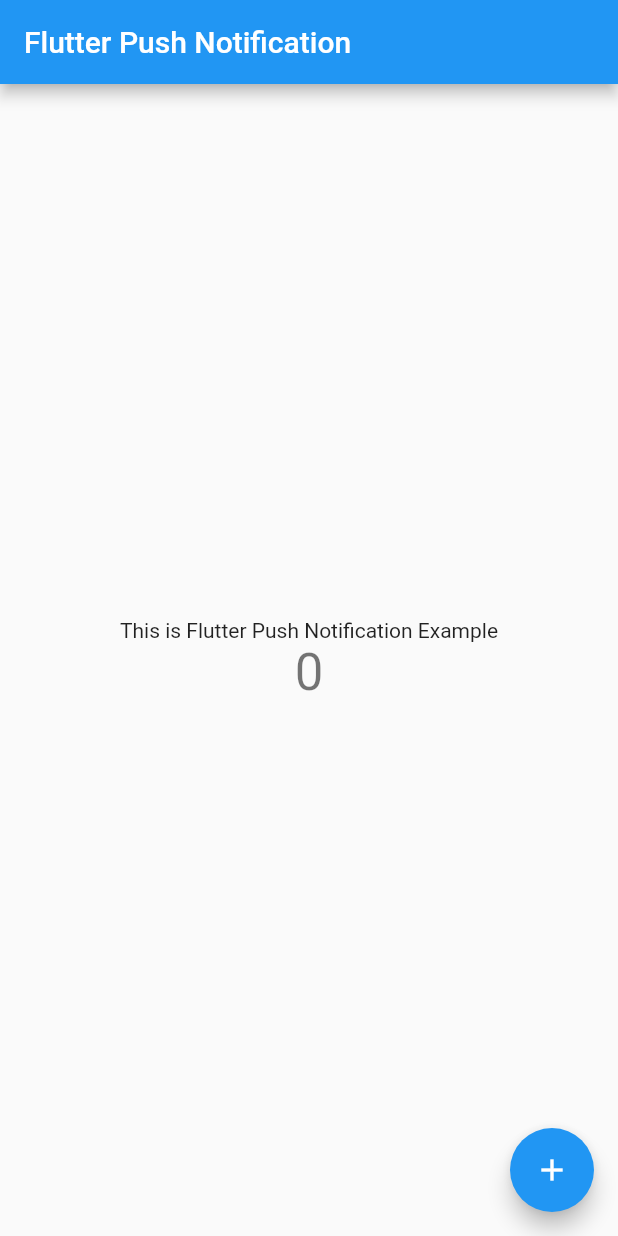
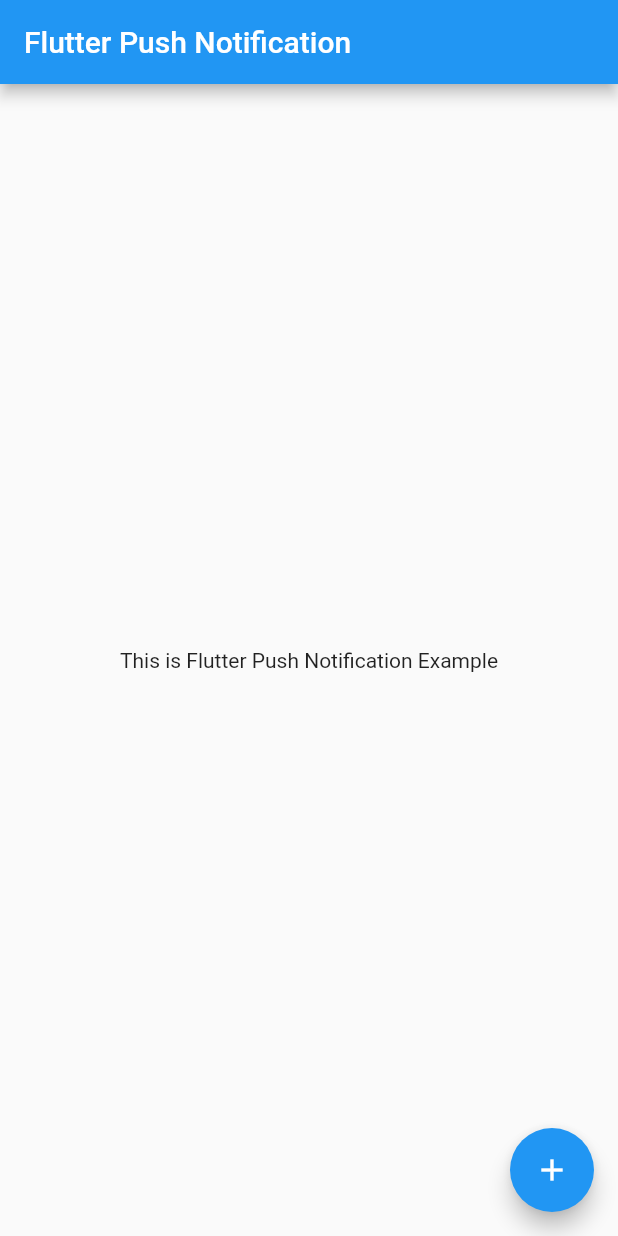
Before and after one commit to veerendra0607/Flutter_push_notification, a Flutter app: the screen it shows after launch, on a phone screen of 412 x 824 dp. Run offline on Flutter 3.47's test engine with Material 2 defaults, Android fonts, the phone set to English and light mode, and no system bars; our stand-ins replace firebase_core, firebase_messaging, flutter_local_notifications; accounts and stored records are empty.

Commit message:
last Changes

```diff
--- a/lib/main.dart
+++ b/lib/main.dart
@@ -10,15 +10,18 @@
     importance: Importance.high,
     playSound: true);
 
+// flutter local notification
 final FlutterLocalNotificationsPlugin flutterLocalNotificationsPlugin =
     FlutterLocalNotificationsPlugin();
 
+// firebase background message handler
 Future<void> _firebaseMessagingBackgroundHandler(RemoteMessage message) async {
   await Firebase.initializeApp();
   print('A bg message just showed up :  ${message.messageId}');
 }
 
 Future<void> main() async {
+  // firebase App initialize
   WidgetsFlutterBinding.ensureInitialized();
   await Firebase.initializeApp();
   FirebaseMessaging.onBackgroundMessage(_firebaseMessagingBackgroundHandler);
@@ -67,6 +70,7 @@
   @override
   void initState() {
     super.initState();
+
     FirebaseMessaging.onMessage.listen((RemoteMessage message) {
       RemoteNotification notification = message.notification;
       AndroidNotification android = message.notification?.android;
@@ -118,7 +122,7 @@
     flutterLocalNotificationsPlugin.show(
         0,
         "Testing $_counter",
-        "How You doing ?",
+        "This is an Flutter Push Notification",
         NotificationDetails(
             android: AndroidNotificationDetails(
                 channel.id, channel.name, channel.description,
@@ -141,10 +145,10 @@
             Text(
               'This is Flutter Push Notification Example',
             ),
-            Text(
-              '$_counter',
-              style: Theme.of(context).textTheme.headline4,
-            ),
+            // Text(
+            //   '$_counter',
+            //   style: Theme.of(context).textTheme.headline4,
+            // ),
           ],
         ),
       ),
```
